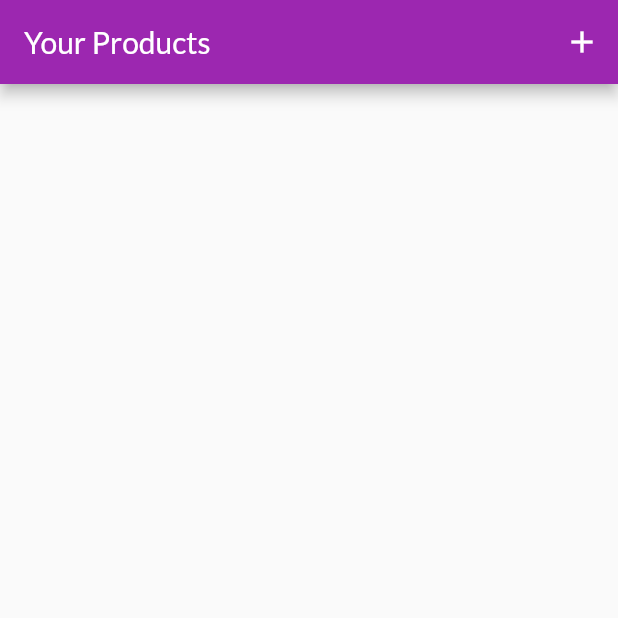
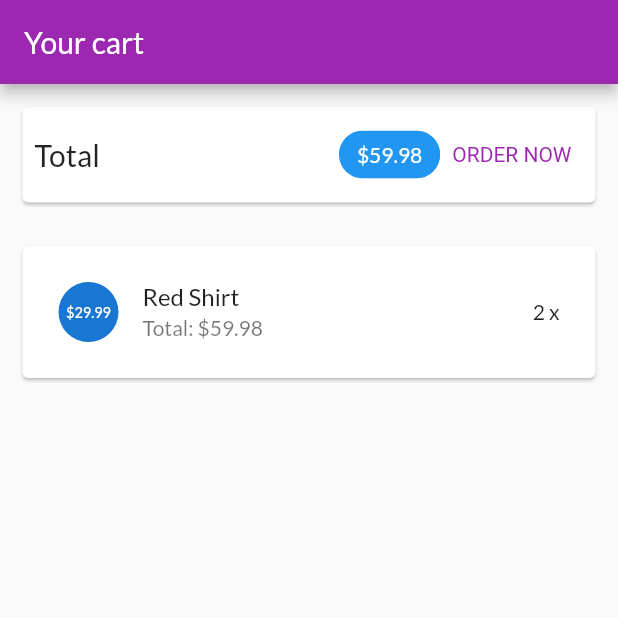
Before and after one commit to HMThien/myproject-ct484-HMThien, a Flutter app: the screen it shows after launch, on a phone screen of 412 x 824 dp, the top half of it. Run offline on Flutter 3.47's test engine with Material 2 defaults, Android fonts, the phone set to English and light mode, and no system bars.

Commit message:
Xay dung trang gio hang phan 2

```diff
--- a/lib/main.dart
+++ b/lib/main.dart
@@ -5,6 +5,8 @@ import 'ui/products/product_detail_screen.dart';
 import '/ui/products/product_manager.dart';
 import 'ui/products/product_overview_screen.dart';
 import 'ui/products/user_products_screen.dart';
+
+import 'ui/cart/cart_screen.dart';
 
 void main() {
   runApp(const MyApp());
@@ -36,11 +38,12 @@ class MyApp extends StatelessWidget {
       ),*/
       /*home: const SafeArea(
         /*child: ProductDetailScreen(
-          ProductsManager().items[0],*/ //Khuc sau Phần 1 buoc 3
+          ProductsManager().items[0],*/ //Khuc sau Phần 1 buoc 2
         child: ProductsOverviewScreen(),
       ),*/ // P1 buoc 4
       home: const SafeArea(
-        child: UserProductsScreen(),
+        // child: UserProductsScreen(), phan 2 buoc 1
+        child: CartScreen(),
       ),
     );
   }
--- /dev/null
+++ b/lib/models/cart_item.dart
@@ -0,0 +1,27 @@
+class CartItem {
+  final String id;
+  final String title;
+  final int quantity;
+  final double price;
+
+  CartItem({
+    required this.id,
+    required this.title,
+    required this.quantity,
+    required this.price,
+  });
+
+  CartItem copyWith({
+    String? id,
+    String? title,
+    int? quantity,
+    double? price,
+  }) {
+    return CartItem(
+      id: id ?? this.id,
+      title: title ?? this.title,
+      quantity: quantity ?? this.quantity,
+      price: price ?? this.price,
+    );
+  }
+}
--- /dev/null
+++ b/lib/ui/cart/cart_item_card.dart
@@ -0,0 +1,70 @@
+import 'package:flutter/material.dart';
+
+import '../../models/cart_item.dart';
+import '../shared/dialog_utils.dart';
+
+class CartItemCard extends StatelessWidget {
+  final String productId;
+  final CartItem cardItem;
+
+  const CartItemCard({
+    required this.productId,
+    required this.cardItem,
+    super.key,
+  });
+
+  @override
+  Widget build(BuildContext context) {
+    return Dismissible(
+      key: ValueKey(cardItem.id),
+      background: Container(
+        color: Theme.of(context).colorScheme.error,
+        alignment: Alignment.centerRight,
+        padding: const EdgeInsets.only(right: 20),
+        margin: const EdgeInsets.symmetric(
+          horizontal: 15,
+          vertical: 4,
+        ),
+        child: const Icon(
+          Icons.delete,
+          color: Colors.white,
+          size: 40,
+        ),
+      ),
+      direction: DismissDirection.endToStart,
+      confirmDismiss: (direction) {
+        return showConfirmDialog(
+            context, 'Do you want to remove the item from the cart?');
+      },
+      onDismissed: (direction) {
+        print('Cart item dismissed');
+      },
+      child: buildItemCard(),
+    );
+  }
+
+  Widget buildItemCard() {
+    return Card(
+      margin: const EdgeInsets.symmetric(
+        horizontal: 15,
+        vertical: 4,
+      ),
+      child: Padding(
+        padding: const EdgeInsets.all(8),
+        child: ListTile(
+          leading: CircleAvatar(
+            child: Padding(
+              padding: const EdgeInsets.all(5),
+              child: FittedBox(
+                child: Text('\$${cardItem.price}'),
+              ),
+            ),
+          ),
+          title: Text(cardItem.title),
+          subtitle: Text('Total: \$${(cardItem.price * cardItem.quantity)}'),
+          trailing: Text('${cardItem.quantity} x'),
+        ),
+      ),
+    );
+  }
+}
--- /dev/null
+++ b/lib/ui/cart/cart_manager.dart
@@ -0,0 +1,36 @@
+import 'dart:io';
+
+import 'package:myshop/models/product.dart';
+
+import '../../models/cart_item.dart';
+
+class CartManager {
+  final Map<String, CartItem> _items = {
+    'p1': CartItem(
+      id: 'c1',
+      title: 'Red Shirt',
+      price: 29.99,
+      quantity: 2,
+    ),
+  };
+
+  int get productCount {
+    return _items.length;
+  }
+
+  List<CartItem> get product {
+    return _items.values.toList();
+  }
+
+  Iterable<MapEntry<String, CartItem>> get productEntries {
+    return {..._items}.entries;
+  }
+
+  double get totalAmount {
+    var total = 0.0;
+    _items.forEach((key, cartItem) {
+      total += cartItem.price * cartItem.quantity;
+    });
+    return total;
+  }
+}
--- /dev/null
+++ b/lib/ui/cart/cart_screen.dart
@@ -0,0 +1,78 @@
+import 'package:flutter/material.dart';
+
+import 'cart_item_card.dart';
+import 'cart_manager.dart';
+
+class CartScreen extends StatelessWidget {
+  static const routeName = '/cart';
+  const CartScreen({super.key});
+
+  @override
+  Widget build(BuildContext context) {
+    final cart = CartManager();
+    return Scaffold(
+      appBar: AppBar(
+        title: const Text('Your cart'),
+      ),
+      body: Column(
+        children: <Widget>[
+          buildCartSummary(cart, context),
+          const SizedBox(height: 10),
+          Expanded(
+            child: buildCartDetails(cart),
+          )
+        ],
+      ),
+    );
+  }
+
+  Widget buildCartDetails(CartManager cart) {
+    return ListView(
+      children: cart.productEntries
+          .map(
+            (entry) => CartItemCard(
+              productId: entry.key,
+              cardItem: entry.value,
+            ),
+          )
+          .toList(),
+    );
+  }
+
+  Widget buildCartSummary(CartManager cart, BuildContext context) {
+    return Card(
+      margin: const EdgeInsets.all(15),
+      child: Padding(
+        padding: const EdgeInsets.all(8),
+        child: Row(
+          mainAxisAlignment: MainAxisAlignment.spaceBetween,
+          children: <Widget>[
+            const Text(
+              'Total',
+              style: TextStyle(fontSize: 20),
+            ),
+            const Spacer(),
+            Chip(
+              label: Text(
+                '\$${cart.totalAmount.toStringAsFixed(2)}',
+                style: TextStyle(
+                  color: Theme.of(context).primaryTextTheme.titleLarge?.color,
+                ),
+              ),
+              backgroundColor: Theme.of(context).primaryColor,
+            ),
+            TextButton(
+              onPressed: () {
+                print('An order has been added');
+              },
+              style: TextButton.styleFrom(
+                textStyle: TextStyle(color: Theme.of(context).primaryColor),
+              ),
+              child: const Text('ORDER NOW'),
+            )
+          ],
+        ),
+      ),
+    );
+  }
+}
--- a/lib/ui/products/product_manager.dart
+++ b/lib/ui/products/product_manager.dart
@@ -1,7 +1,42 @@
 import '../../models/product.dart';
 
 class ProductsManager {
-  final List<Product> _items = [];
+  final List<Product> _items = [
+    Product(
+      id: 'p1',
+      title: 'Red Shirt',
+      description: 'A red shirt - it is pretty red!',
+      price: 29.99,
+      imageUrl:
+          'https://cdn.pixabay.com/photo/2016/10/02/22/17/red-t-shirt-1710578_1280.jpg',
+      isFavorite: true,
+    ),
+    Product(
+      id: 'p2',
+      title: 'Trousers',
+      description: 'A nice pair of trousers.',
+      price: 59.99,
+      imageUrl:
+          'https://upload.wikimedia.org/wikipedia/commons/thumb/e/e8/Trousers%2C_dress_%28AM_1960.022-8%29.jpg/512px-Trousers%2C_dress_%28AM_1960.022-8%29.jpg',
+    ),
+    Product(
+      id: 'p3',
+      title: 'Yellow Scarf',
+      description: 'Warm and cozy - exactly what you need for the winter.',
+      price: 19.99,
+      imageUrl:
+          'https://live.staticflickr.com/4043/4438260868_cc79b3369d_z.jpg',
+    ),
+    Product(
+      id: 'p4',
+      title: 'A Pan',
+      description: 'Prepare any meal you want.',
+      price: 49.99,
+      imageUrl:
+          'https://upload.wikimedia.org/wikipedia/commons/thumb/1/14/Cast-Iron-Pan.jpg/1024px-Cast-Iron-Pan.jpg',
+      isFavorite: true,
+    ),
+  ];
   int get itemCount {
     return _items.length;
   }
--- /dev/null
+++ b/lib/ui/shared/dialog_utils.dart
@@ -0,0 +1,24 @@
+import 'package:flutter/material.dart';
+
+Future<bool?> showConfirmDialog(BuildContext context, String message) {
+  return showDialog(
+      context: context,
+      builder: (ctx) => AlertDialog(
+            title: const Text('Are you sure?'),
+            content: Text(message),
+            actions: <Widget>[
+              TextButton(
+                child: const Text('No'),
+                onPressed: () {
+                  Navigator.of(ctx).pop(false);
+                },
+              ),
+              TextButton(
+                child: const Text('Yes'),
+                onPressed: () {
+                  Navigator.of(ctx).pop(true);
+                },
+              ),
+            ],
+          ));
+}
```
